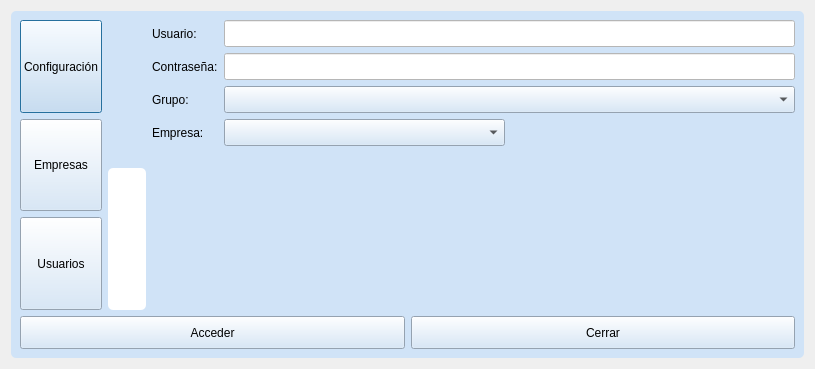
Qt form login.ui (arcnexus/RedFoX) before a commit.
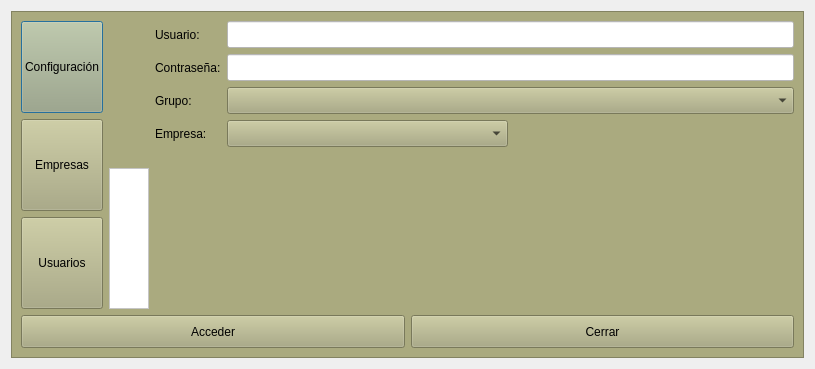
The same form after that commit. Icons and pictures are not drawn.

Diff of the .ui file:
```diff
--- a/login.ui
+++ b/login.ui
@@ -35,12 +35,6 @@
    <iconset resource="maya.qrc">
     <normaloff>:/Icons/PNG/NeuX.png</normaloff>:/Icons/PNG/NeuX.png</iconset>
   </property>
-  <property name="styleSheet">
-   <string notr="true">QFrame {
-    border-radius: 5px;
-    background-color: rgb(208, 227, 247);
-}</string>
-  </property>
   <property name="modal">
    <bool>false</bool>
   </property>
@@ -60,7 +54,7 @@
       </size>
      </property>
      <property name="styleSheet">
-      <string notr="true">background-color: rgb(208, 227, 247);</string>
+      <string notr="true">background-color: rgb(170,170,127);</string>
      </property>
      <property name="frameShape">
       <enum>QFrame::StyledPanel</enum>
@@ -264,9 +258,9 @@
              <colorrole role="Button">
               <brush brushstyle="SolidPattern">
                <color alpha="255">
-                <red>208</red>
-                <green>227</green>
-                <blue>247</blue>
+                <red>170</red>
+                <green>170</green>
+                <blue>127</blue>
                </color>
               </brush>
              </colorrole>
@@ -291,18 +285,18 @@
              <colorrole role="Base">
               <brush brushstyle="SolidPattern">
                <color alpha="255">
-                <red>208</red>
-                <green>227</green>
-                <blue>247</blue>
+                <red>170</red>
+                <green>170</green>
+                <blue>127</blue>
                </color>
               </brush>
              </colorrole>
              <colorrole role="Window">
               <brush brushstyle="SolidPattern">
                <color alpha="255">
-                <red>208</red>
-                <green>227</green>
-                <blue>247</blue>
+                <red>170</red>
+                <green>170</green>
+                <blue>127</blue>
                </color>
               </brush>
              </colorrole>
@@ -320,9 +314,9 @@
              <colorrole role="Button">
               <brush brushstyle="SolidPattern">
                <color alpha="255">
-                <red>208</red>
-                <green>227</green>
-                <blue>247</blue>
+                <red>170</red>
+                <green>170</green>
+                <blue>127</blue>
                </color>
               </brush>
              </colorrole>
@@ -347,18 +341,18 @@
              <colorrole role="Base">
               <brush brushstyle="SolidPattern">
                <color alpha="255">
-                <red>208</red>
-                <green>227</green>
-                <blue>247</blue>
+                <red>170</red>
+                <green>170</green>
+                <blue>127</blue>
                </color>
               </brush>
              </colorrole>
              <colorrole role="Window">
               <brush brushstyle="SolidPattern">
                <color alpha="255">
-                <red>208</red>
-                <green>227</green>
-                <blue>247</blue>
+                <red>170</red>
+                <green>170</green>
+                <blue>127</blue>
                </color>
               </brush>
              </colorrole>
@@ -376,9 +370,9 @@
              <colorrole role="Button">
               <brush brushstyle="SolidPattern">
                <color alpha="255">
-                <red>208</red>
-                <green>227</green>
-                <blue>247</blue>
+                <red>170</red>
+                <green>170</green>
+                <blue>127</blue>
                </color>
               </brush>
              </colorrole>
@@ -403,18 +397,18 @@
              <colorrole role="Base">
               <brush brushstyle="SolidPattern">
                <color alpha="255">
-                <red>208</red>
-                <green>227</green>
-                <blue>247</blue>
+                <red>170</red>
+                <green>170</green>
+                <blue>127</blue>
                </color>
               </brush>
              </colorrole>
              <colorrole role="Window">
               <brush brushstyle="SolidPattern">
                <color alpha="255">
-                <red>208</red>
-                <green>227</green>
-                <blue>247</blue>
+                <red>170</red>
+                <green>170</green>
+                <blue>127</blue>
                </color>
               </brush>
              </colorrole>
@@ -446,9 +440,9 @@
              <colorrole role="Button">
               <brush brushstyle="SolidPattern">
                <color alpha="255">
-                <red>208</red>
-                <green>227</green>
-                <blue>247</blue>
+                <red>170</red>
+                <green>170</green>
+                <blue>127</blue>
                </color>
               </brush>
              </colorrole>
@@ -473,18 +467,18 @@
              <colorrole role="Base">
               <brush brushstyle="SolidPattern">
                <color alpha="255">
-                <red>208</red>
-                <green>227</green>
-                <blue>247</blue>
+                <red>170</red>
+                <green>170</green>
+                <blue>127</blue>
                </color>
               </brush>
              </colorrole>
              <colorrole role="Window">
               <brush brushstyle="SolidPattern">
                <color alpha="255">
-                <red>208</red>
-                <green>227</green>
-                <blue>247</blue>
+                <red>170</red>
+                <green>170</green>
+                <blue>127</blue>
                </color>
               </brush>
              </colorrole>
@@ -502,9 +496,9 @@
              <colorrole role="Button">
               <brush brushstyle="SolidPattern">
                <color alpha="255">
-                <red>208</red>
-                <green>227</green>
-                <blue>247</blue>
+                <red>170</red>
+                <green>170</green>
+                <blue>127</blue>
                </color>
               </brush>
              </colorrole>
@@ -529,18 +523,18 @@
              <colorrole role="Base">
               <brush brushstyle="SolidPattern">
                <color alpha="255">
-                <red>208</red>
-                <green>227</green>
-                <blue>247</blue>
+                <red>170</red>
+                <green>170</green>
+                <blue>127</blue>
                </color>
               </brush>
              </colorrole>
              <colorrole role="Window">
               <brush brushstyle="SolidPattern">
                <color alpha="255">
-                <red>208</red>
-                <green>227</green>
-                <blue>247</blue>
+                <red>170</red>
+                <green>170</green>
+                <blue>127</blue>
                </color>
               </brush>
              </colorrole>
@@ -558,9 +552,9 @@
              <colorrole role="Button">
               <brush brushstyle="SolidPattern">
                <color alpha="255">
-                <red>208</red>
-                <green>227</green>
-                <blue>247</blue>
+                <red>170</red>
+                <green>170</green>
+                <blue>127</blue>
                </color>
               </brush>
              </colorrole>
@@ -585,18 +579,18 @@
              <colorrole role="Base">
               <brush brushstyle="SolidPattern">
                <color alpha="255">
-                <red>208</red>
-                <green>227</green>
-                <blue>247</blue>
+                <red>170</red>
+                <green>170</green>
+                <blue>127</blue>
                </color>
               </brush>
              </colorrole>
              <colorrole role="Window">
               <brush brushstyle="SolidPattern">
                <color alpha="255">
-                <red>208</red>
-                <green>227</green>
-                <blue>247</blue>
+                <red>170</red>
+                <green>170</green>
+                <blue>127</blue>
                </color>
               </brush>
              </colorrole>
@@ -688,9 +682,9 @@
              <colorrole role="Button">
               <brush brushstyle="SolidPattern">
                <color alpha="255">
-                <red>208</red>
-                <green>227</green>
-                <blue>247</blue>
+                <red>170</red>
+                <green>170</green>
+                <blue>127</blue>
                </color>
               </brush>
              </colorrole>
@@ -715,18 +709,18 @@
              <colorrole role="Base">
               <brush brushstyle="SolidPattern">
                <color alpha="255">
-                <red>208</red>
-                <green>227</green>
-                <blue>247</blue>
+                <red>170</red>
+                <green>170</green>
+                <blue>127</blue>
                </color>
               </brush>
              </colorrole>
              <colorrole role="Window">
               <brush brushstyle="SolidPattern">
                <color alpha="255">
-                <red>208</red>
-                <green>227</green>
-                <blue>247</blue>
+                <red>170</red>
+                <green>170</green>
+                <blue>127</blue>
                </color>
               </brush>
              </colorrole>
@@ -744,9 +738,9 @@
              <colorrole role="Button">
               <brush brushstyle="SolidPattern">
                <color alpha="255">
-                <red>208</red>
-                <green>227</green>
-                <blue>247</blue>
+                <red>170</red>
+                <green>170</green>
+                <blue>127</blue>
                </color>
               </brush>
              </colorrole>
@@ -771,18 +765,18 @@
              <colorrole role="Base">
               <brush brushstyle="SolidPattern">
                <color alpha="255">
-                <red>208</red>
-                <green>227</green>
-                <blue>247</blue>
+                <red>170</red>
+                <green>170</green>
+                <blue>127</blue>
                </color>
               </brush>
              </colorrole>
              <colorrole role="Window">
               <brush brushstyle="SolidPattern">
                <color alpha="255">
-                <red>208</red>
-                <green>227</green>
-                <blue>247</blue>
+                <red>170</red>
+                <green>170</green>
+                <blue>127</blue>
                </color>
               </brush>
              </colorrole>
@@ -800,9 +794,9 @@
              <colorrole role="Button">
               <brush brushstyle="SolidPattern">
                <color alpha="255">
-                <red>208</red>
-                <green>227</green>
-                <blue>247</blue>
+                <red>170</red>
+                <green>170</green>
+                <blue>127</blue>
                </color>
               </brush>
              </colorrole>
@@ -827,18 +821,18 @@
              <colorrole role="Base">
               <brush brushstyle="SolidPattern">
                <color alpha="255">
-                <red>208</red>
-                <green>227</green>
-                <blue>247</blue>
+                <red>170</red>
+                <green>170</green>
+                <blue>127</blue>
                </color>
               </brush>
              </colorrole>
              <colorrole role="Window">
               <brush brushstyle="SolidPattern">
                <color alpha="255">
-                <red>208</red>
-                <green>227</green>
-                <blue>247</blue>
+                <red>170</red>
+                <green>170</green>
+                <blue>127</blue>
                </color>
               </brush>
              </colorrole>
```
